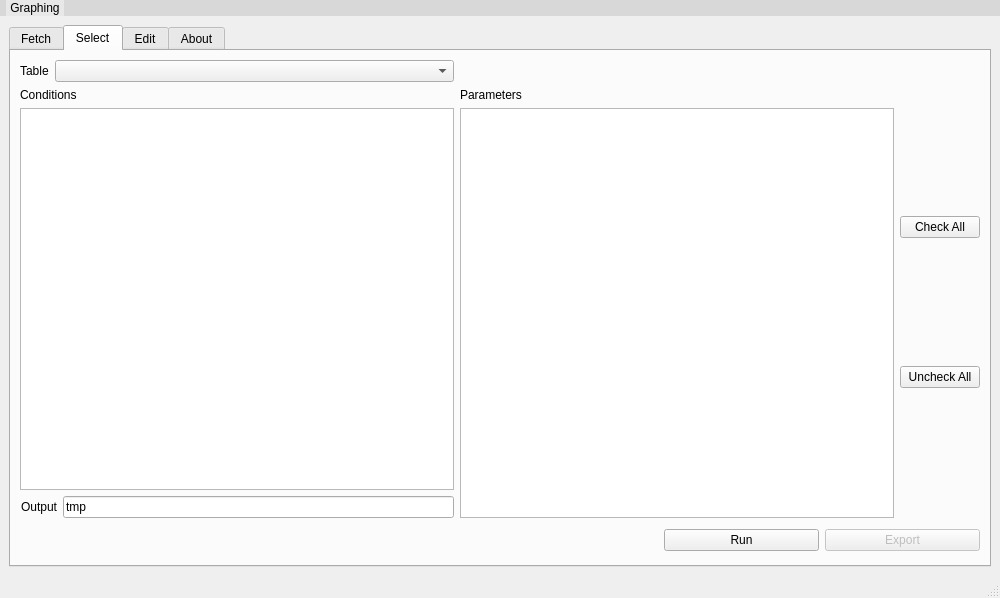
This is layouts/main_window.ui in hitranonline/hapiest as Qt 5 draws it before an edit. The edited form follows.
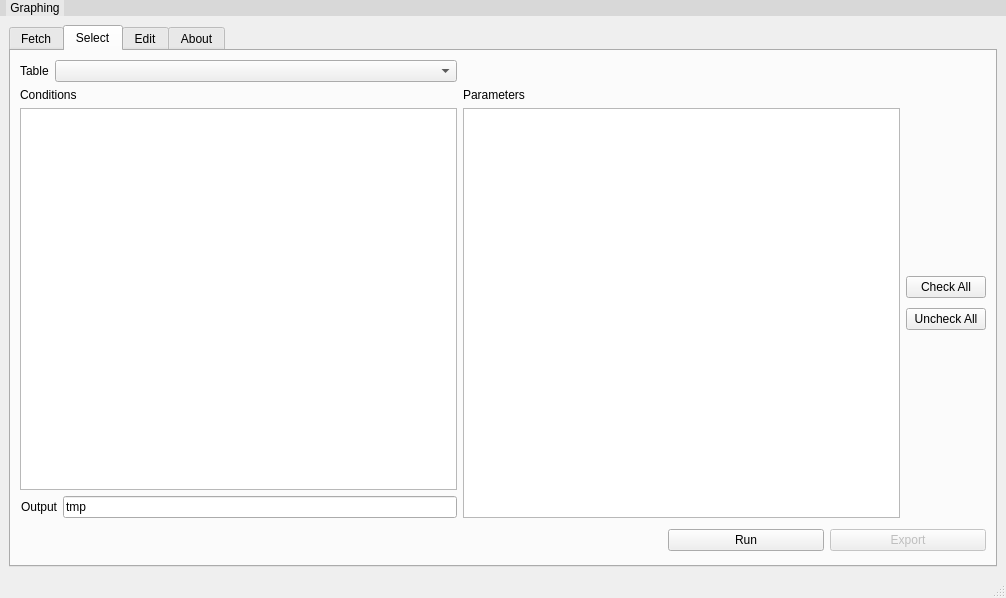
This is the edited form. The open tabs and pages were chosen to show the change.

Commit message: Fixed spacing in select tab of Main Window

What changed in the file:
```diff
--- a/layouts/main_window.ui
+++ b/layouts/main_window.ui
@@ -6,7 +6,7 @@
    <rect>
     <x>0</x>
     <y>0</y>
-    <width>1000</width>
+    <width>1006</width>
     <height>598</height>
    </rect>
   </property>
@@ -712,6 +712,19 @@
             <property name="spacing">
              <number>0</number>
             </property>
+            <item>
+             <spacer name="verticalSpacer_5">
+              <property name="orientation">
+               <enum>Qt::Vertical</enum>
+              </property>
+              <property name="sizeHint" stdset="0">
+               <size>
+                <width>20</width>
+                <height>40</height>
+               </size>
+              </property>
+             </spacer>
+            </item>
             <item>
              <widget class="QPushButton" name="select_all_button">
               <property name="sizePolicy">
@@ -730,6 +743,22 @@
               </property>
              </widget>
             </item>
+            <item>
+             <spacer name="verticalSpacer_7">
+              <property name="orientation">
+               <enum>Qt::Vertical</enum>
+              </property>
+              <property name="sizeType">
+               <enum>QSizePolicy::Fixed</enum>
+              </property>
+              <property name="sizeHint" stdset="0">
+               <size>
+                <width>10</width>
+                <height>10</height>
+               </size>
+              </property>
+             </spacer>
+            </item>
             <item>
              <widget class="QPushButton" name="deselect_all_button">
               <property name="sizePolicy">
@@ -748,6 +777,19 @@
               </property>
              </widget>
             </item>
+            <item>
+             <spacer name="verticalSpacer_6">
+              <property name="orientation">
+               <enum>Qt::Vertical</enum>
+              </property>
+              <property name="sizeHint" stdset="0">
+               <size>
+                <width>20</width>
+                <height>40</height>
+               </size>
+              </property>
+             </spacer>
+            </item>
            </layout>
           </item>
           <item row="1" column="1">
@@ -1058,7 +1100,7 @@
     <rect>
      <x>0</x>
      <y>0</y>
-     <width>1000</width>
+     <width>1006</width>
      <height>23</height>
     </rect>
    </property>
@@ -1071,7 +1113,7 @@
     background: #e8e8e8;
 }
 QMenuBar::item:selected {
-    background: #a8a8a8;
+    background: #a9c8f9;
 }</string>
    </property>
    <widget class="QMenu" name="menuGraphing">
```
Left out of the diff: 2 changed lines with no effect on the pictures.
